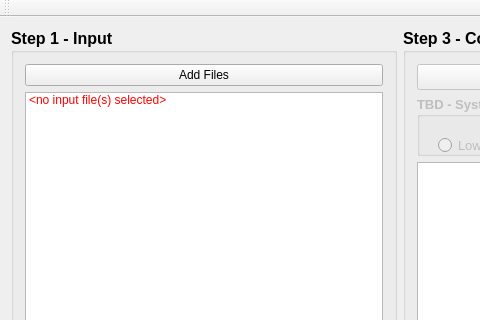
First picture: the form in mainwindow.ui, repository jesper/easy-video-converter, before the edit; both pictures show x 0 to 480 and y 0 to 320 of the 800 by 633 pixel window.
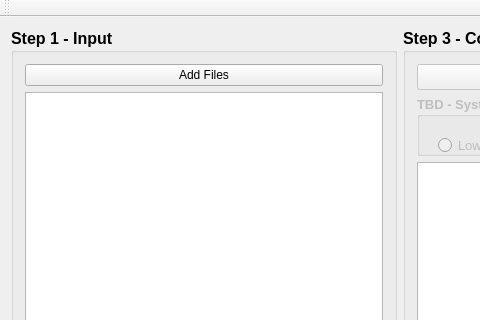
Second picture: the form after the edit.

Patch:
```diff
--- a/mainwindow.ui
+++ b/mainwindow.ui
@@ -60,13 +60,8 @@
             </font>
            </property>
            <property name="styleSheet">
-            <string>color :red</string>
+            <string notr="true"/>
            </property>
-           <item>
-            <property name="text">
-             <string>&lt;no input file(s) selected&gt;</string>
-            </property>
-           </item>
           </widget>
          </item>
         </layout>
```
Left out of the diff: 6 changed lines with no effect on the pictures.
